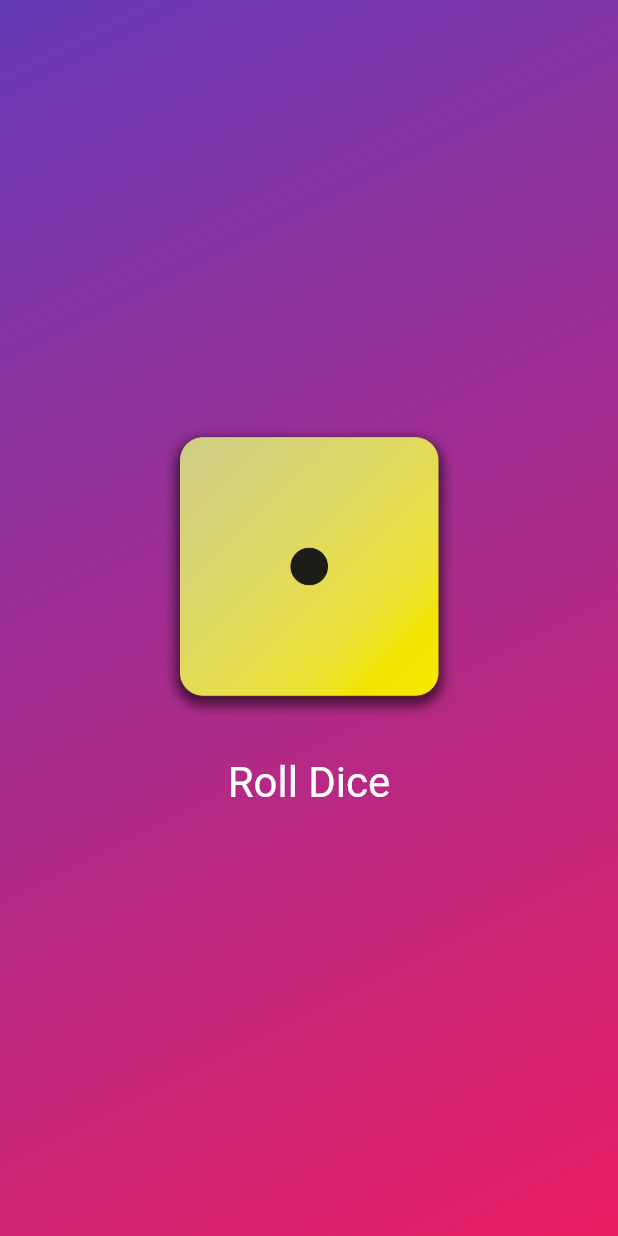
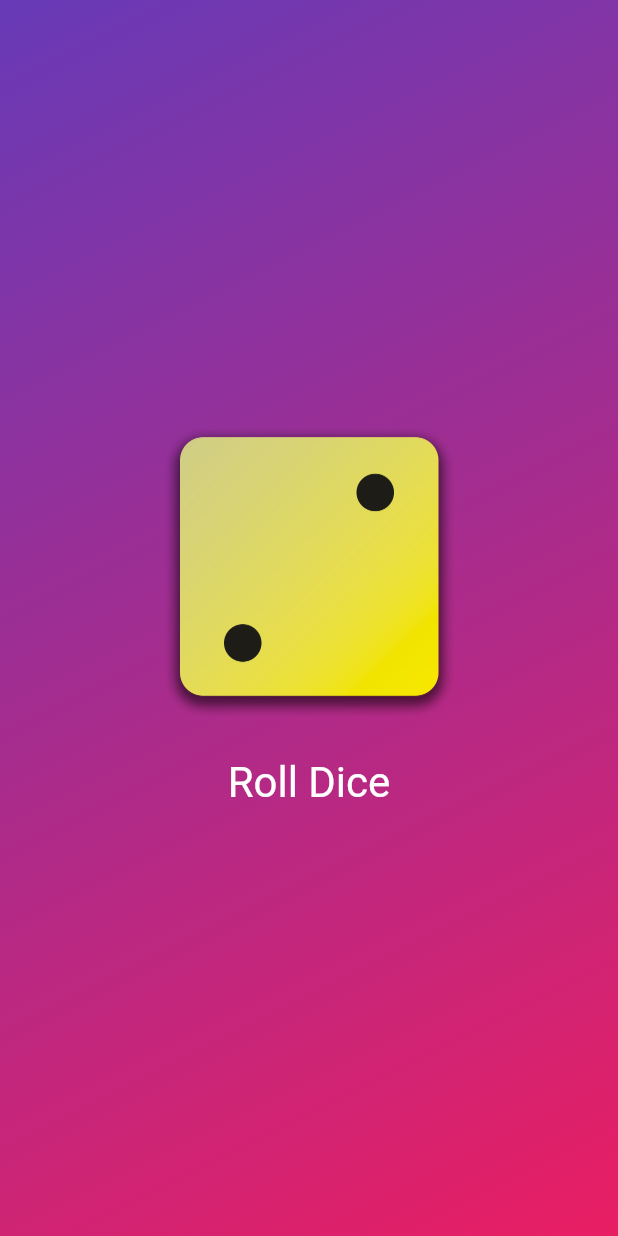
Before and after one commit to WinZCode/roll_dice_first_app, a Flutter app: the screen it shows after launch, after a tap on "Roll Dice", on a phone screen of 412 x 824 dp. Run offline on Flutter 3.47's test engine with Material 3 defaults, Android fonts, the phone set to English and light mode, and no system bars.

```diff
--- /dev/null
+++ b/lib/dice_roller.dart
@@ -0,0 +1,47 @@
+import 'package:flutter/material.dart';
+
+class DiceRoller extends StatefulWidget {
+  const DiceRoller({super.key});
+
+  @override
+  State<DiceRoller> createState() {
+    return _DiceRollerState();
+  }
+}
+
+class _DiceRollerState extends State<DiceRoller> {
+  var activeDiceImage = 'assets/images/dice-1.png';
+
+  // return nothing func
+  void rollDice() {
+    setState(() {
+      activeDiceImage = 'assets/images/dice-2.png';
+    });
+  }
+
+  @override
+  Widget build(context) {
+    return Column(
+      mainAxisSize: MainAxisSize.min, // chiếm khoảng trống ít/nhiều nhất có thể
+      children: [
+        Image.asset(
+          activeDiceImage,
+          width: 200,
+        ),
+        const SizedBox(height: 20),
+        TextButton(
+          onPressed: rollDice,
+          style: TextButton.styleFrom(
+              // padding: const EdgeInsets.only(
+              //   top: 20,
+              // ),
+              foregroundColor: Colors.white,
+              textStyle: const TextStyle(
+                fontSize: 28,
+              )),
+          child: const Text('Roll Dice'),
+        )
+      ],
+    );
+  }
+}
--- a/lib/gradient_contailer.dart
+++ b/lib/gradient_contailer.dart
@@ -1,4 +1,4 @@
-import 'package:first_app/styled_text.dart';
+import 'package:first_app/dice_roller.dart';
 import 'package:flutter/material.dart';
 
 const startAlignment = Alignment.topLeft;
@@ -7,16 +7,13 @@ const endAlignment = Alignment.bottomRight;
 class GradientContainer extends StatelessWidget {
   const GradientContainer(this.color1, this.color2, {super.key});
 
-  final Color color1;
-  final Color color2;
-
   // hardcode constructor
   const GradientContainer.purple({super.key})
       : color1 = Colors.deepPurple,
         color2 = Colors.indigo;
 
-  // return nothing func
-  void rollDice() {}
+  final Color color1;
+  final Color color2;
 
   @override
   Widget build(context) {
@@ -31,32 +28,8 @@ class GradientContainer extends StatelessWidget {
           end: endAlignment,
         ),
       ),
-      child: Center(
-        child: Column(
-          mainAxisSize:
-              MainAxisSize.min, // chiếm khoảng trống ít/nhiều nhất có thể
-          children: [
-            Image.asset(
-              'assets/images/dice-1.png',
-              width: 200,
-            ),
-            const SizedBox(
-              height: 20,
-            ),
-            TextButton(
-              onPressed: rollDice,
-              style: TextButton.styleFrom(
-                  // padding: const EdgeInsets.only(
-                  //   top: 20,
-                  // ),
-                  foregroundColor: Colors.white,
-                  textStyle: const TextStyle(
-                    fontSize: 28,
-                  )),
-              child: const Text('Roll Dice'),
-            )
-          ],
-        ),
+      child: const Center(
+        child: DiceRoller(),
       ),
     );
   }
```
